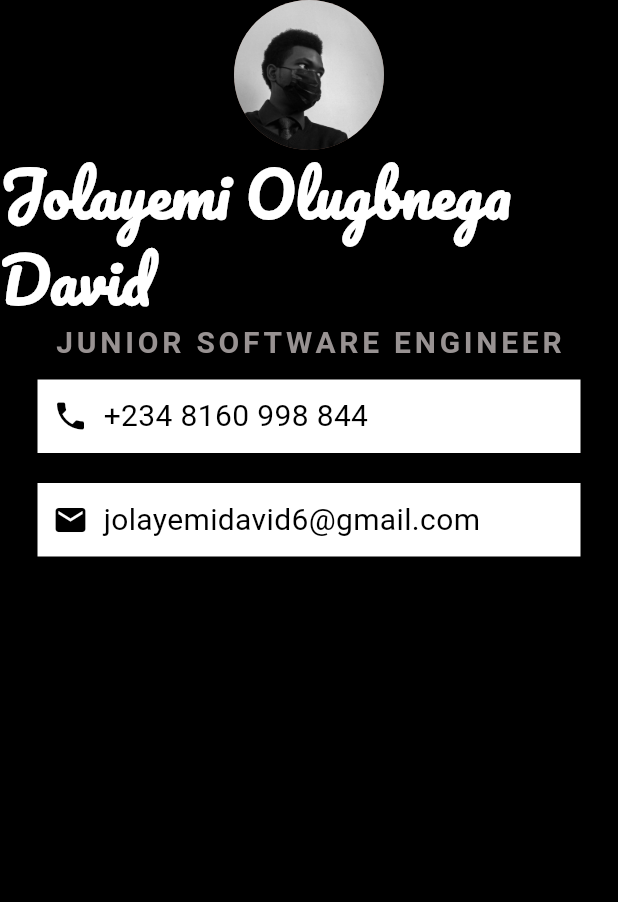
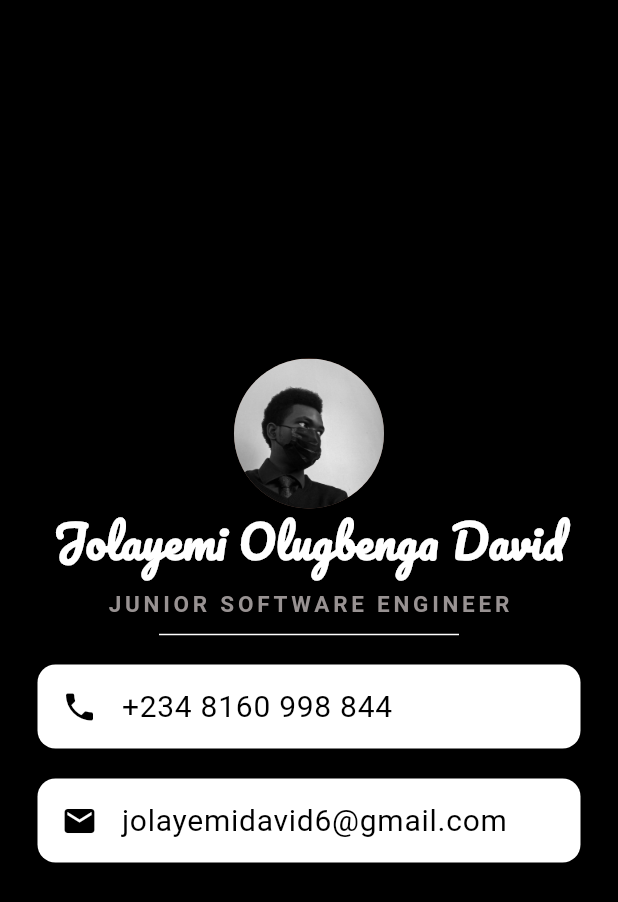
Before and after one commit to sky-hackeR/portfolio_card, a Flutter app: the screen it shows after launch, on a phone screen of 412 x 824 dp. Shown: the top 902 px of the screen. Run offline on Flutter 3.47's test engine with Material 3 defaults, Android fonts, the light colour scheme and no system bars; Roboto replaces fonts that are missing (Source Sans 3).

Commit message:
Completed MiCard

```diff
--- a/lib/main.dart
+++ b/lib/main.dart
@@ -11,82 +11,85 @@ class MyApp extends StatelessWidget {
 
   @override
   Widget build(BuildContext context) {
-    return  MaterialApp(
+    return  const MaterialApp(
       home: Scaffold(
         backgroundColor: Colors.black,
         body: SafeArea(
           child: Column(
+            mainAxisAlignment: MainAxisAlignment.center,
             children: <Widget>[
-              const CircleAvatar(
+              CircleAvatar(
                 radius: 50.0,
                 backgroundColor: Colors.brown,
                 backgroundImage: AssetImage('images/dave.jpg'),
               ),
-              const Text(
-                'Jolayemi Olugbnega David',
+              Text(
+                'Jolayemi Olugbenga David',
                 style: TextStyle(
                   fontFamily: 'Pacifico',
-                  fontSize: 40.0,
+                  fontSize: 30.0,
                   color: Colors.white,
                   fontWeight: FontWeight.bold
                 ),
               ),
-              const Text(
+
+              SizedBox(
+                height: 10.0,
+              ),
+
+              Text(
                 'JUNIOR SOFTWARE ENGINEER',
                 style: TextStyle(
                   fontFamily: 'Source Sans 3',
-                  fontSize: 20.0,
+                  fontSize: 15.0,
                   letterSpacing: 2.5,
                   fontWeight: FontWeight.bold,
                   color: Color.fromARGB(255, 152, 146, 146),
                 ),
               ),
-              Container(
-                padding: const EdgeInsets.all(10.0),
+
+              SizedBox(
+                height: 20.0,
+                width: 200.0,
+                child: Divider(
                   color: Colors.white,
-                margin: const EdgeInsets.symmetric(vertical: 10.0, horizontal: 25.0),
-                child: const Row(
-                  children: <Widget>[
-                    Icon(
+                ),
+              ),
+
+              Card(
+                color: Colors.white,
+                margin: EdgeInsets.symmetric(vertical: 10.0, horizontal: 25.0),
+                child: ListTile(
+                  leading:Icon(
                     Icons.phone,
                     color: Colors.black,
                   ),
-                    SizedBox(
-                      width: 10.0,
-                    ),
-                    Text('+234 8160 998 844',
+                  title: Text('+234 8160 998 844',
                     style: TextStyle(
                       color: Colors.black,
                       fontFamily: 'Source Sans 3',
                       fontSize: 20.0,
                     ),
                     ),
-                    ],
-                ),
+                )
               ),
 
-              Container(
-                padding: const EdgeInsets.all(10.0),
+              Card(
                 color: Colors.white,
-                margin: const EdgeInsets.symmetric(vertical: 10.0, horizontal: 25.0),
-                child: const Row(
-                  children: <Widget>[
-                    Icon(
+                margin: EdgeInsets.symmetric(vertical: 10.0, horizontal: 25.0),
+                child: ListTile(
+                  leading:Icon(
                     Icons.mail,
                     color: Colors.black,
                   ),
-                    SizedBox(
-                      width: 10.0,
-                    ),
-                    Text('jolayemidavid6@gmail.com',
+                  title: Text('jolayemidavid6@gmail.com',
                     style: TextStyle(
                       color: Colors.black,
                       fontFamily: 'Source Sans 3',
                       fontSize: 20.0,
                     ),
                     ),
-                    ],
-                ),
+                )
               ),
             ],
           ),
```
Lines whose indentation alone changed are shown as unchanged.
